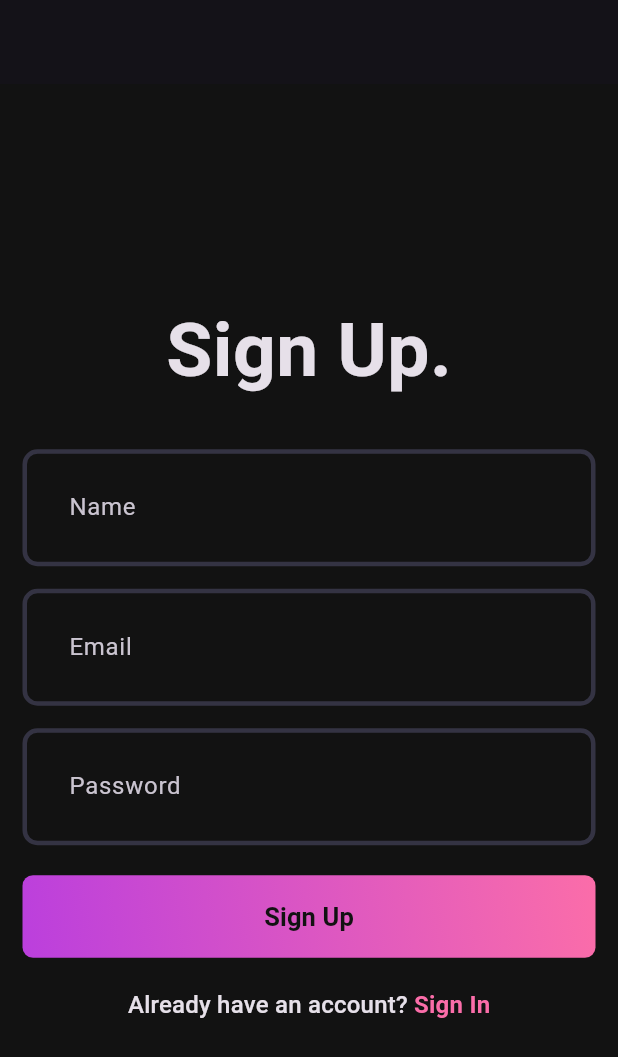
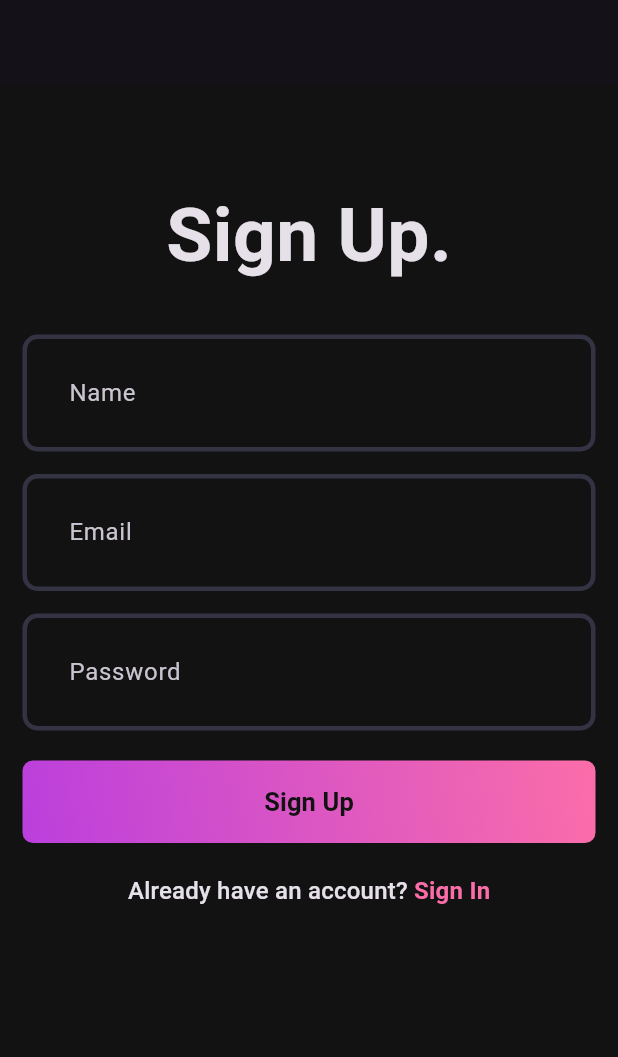
Before and after one commit to MuhammadBinSikandar/Melodify, a Flutter app: the screen it shows after launch, on a phone screen of 412 x 824 dp. Shown: the top 1057 px of the screen. Run offline on Flutter 3.47's test engine with Material 3 defaults, Android fonts, the light colour scheme and no system bars.

Commit message:
Signup Functionality implemented in UI

```diff
--- a/client/lib/features/auth/view/pages/signup_page.dart
+++ b/client/lib/features/auth/view/pages/signup_page.dart
@@ -16,26 +16,32 @@ class _SignupPageState extends State<SignupPage> {
   final emailController = TextEditingController();
   final passwordController = TextEditingController();
   final formKey = GlobalKey<FormState>();
+
   @override
   void dispose() {
     nameController.dispose();
     emailController.dispose();
     passwordController.dispose();
     super.dispose();
-    formKey.currentState!.validate();
+    // Note: formKey.currentState!.validate() here is unnecessary and might cause an error after dispose
   }
 
   @override
   Widget build(BuildContext context) {
     return Scaffold(
       appBar: AppBar(),
-      body: Padding(
+      body: SingleChildScrollView(
+        // Add this to make the content scrollable
+        child: Padding(
           padding: const EdgeInsets.all(15.0),
           child: Form(
             key: formKey,
             child: Column(
               mainAxisAlignment: MainAxisAlignment.center,
               children: [
+                const SizedBox(
+                  height: 50,
+                ), // Add some top padding for better spacing
                 const Text(
                   'Sign Up.',
                   style: TextStyle(fontSize: 50, fontWeight: FontWeight.bold),
@@ -54,11 +60,14 @@ class _SignupPageState extends State<SignupPage> {
                 AuthGradientButton(
                   buttonText: 'Sign Up',
                   OnTap: () async {
+                    if (formKey.currentState!.validate()) {
+                      // Validate before signup
                       await AuthRemoteRepository().signup(
                         email: emailController.text,
                         password: passwordController.text,
                         name: nameController.text,
                       );
+                    }
                   },
                 ),
                 const SizedBox(height: 20),
@@ -77,7 +86,11 @@ class _SignupPageState extends State<SignupPage> {
                     ],
                   ),
                 ),
+                const SizedBox(
+                  height: 50,
+                ), // Add bottom padding to ensure scrolling space
               ],
+            ),
           ),
         ),
       ),
--- a/client/lib/main.dart
+++ b/client/lib/main.dart
@@ -14,6 +14,7 @@ class MyApp extends StatelessWidget {
   Widget build(BuildContext context) {
     return MaterialApp(
       title: 'Flutter Demo',
+      debugShowCheckedModeBanner: false,
       theme: AppTheme.darkThemeMode,
       home: const SignupPage(),
     );
```
Also changed, not shown: client/lib/features/auth/repositories/auth_remote_repository.dart (+48 -5 lines), 2 other files. Lines whose indentation alone changed are shown as unchanged.
